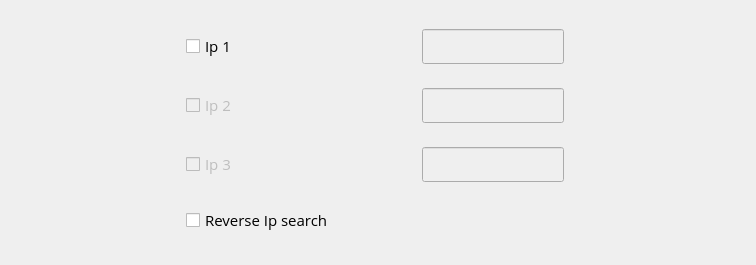
This is src/Widgets/wizardipsearchpage.ui in skyproject/atomic-weights as Qt 5 draws it before an edit. The edited form follows.
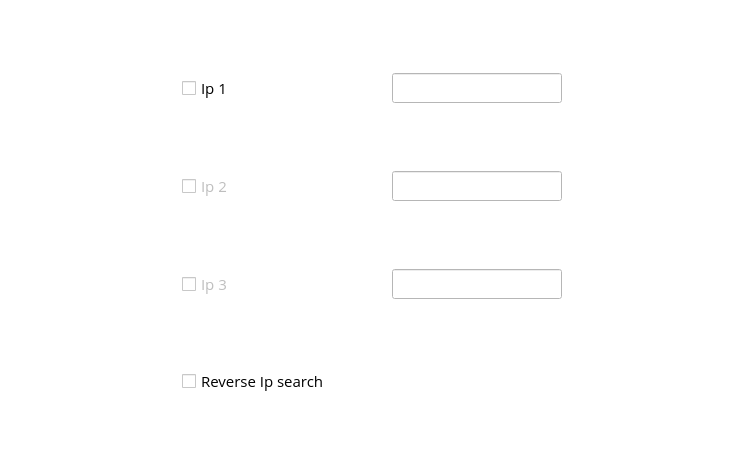
This is the edited form. Custom widgets are drawn as their Qt base class.

Patch:
```diff
--- a/src/Widgets/wizardipsearchpage.ui
+++ b/src/Widgets/wizardipsearchpage.ui
@@ -6,10 +6,74 @@
    <rect>
     <x>0</x>
     <y>0</y>
-    <width>756</width>
-    <height>265</height>
+    <width>750</width>
+    <height>470</height>
    </rect>
   </property>
+  <property name="palette">
+   <palette>
+    <active>
+     <colorrole role="Base">
+      <brush brushstyle="SolidPattern">
+       <color alpha="255">
+        <red>255</red>
+        <green>255</green>
+        <blue>255</blue>
+       </color>
+      </brush>
+     </colorrole>
+     <colorrole role="Window">
+      <brush brushstyle="SolidPattern">
+       <color alpha="255">
+        <red>255</red>
+        <green>255</green>
+        <blue>255</blue>
+       </color>
+      </brush>
+     </colorrole>
+    </active>
+    <inactive>
+     <colorrole role="Base">
+      <brush brushstyle="SolidPattern">
+       <color alpha="255">
+        <red>255</red>
+        <green>255</green>
+        <blue>255</blue>
+       </color>
+      </brush>
+     </colorrole>
+     <colorrole role="Window">
+      <brush brushstyle="SolidPattern">
+       <color alpha="255">
+        <red>255</red>
+        <green>255</green>
+        <blue>255</blue>
+       </color>
+      </brush>
+     </colorrole>
+    </inactive>
+    <disabled>
+     <colorrole role="Base">
+      <brush brushstyle="SolidPattern">
+       <color alpha="255">
+        <red>255</red>
+        <green>255</green>
+        <blue>255</blue>
+       </color>
+      </brush>
+     </colorrole>
+     <colorrole role="Window">
+      <brush brushstyle="SolidPattern">
+       <color alpha="255">
+        <red>255</red>
+        <green>255</green>
+        <blue>255</blue>
+       </color>
+      </brush>
+     </colorrole>
+    </disabled>
+   </palette>
+  </property>
   <property name="font">
    <font>
     <family>Open Sans</family>
@@ -51,9 +115,12 @@
      <property name="orientation">
       <enum>Qt::Horizontal</enum>
      </property>
+     <property name="sizeType">
+      <enum>QSizePolicy::Fixed</enum>
+     </property>
      <property name="sizeHint" stdset="0">
       <size>
-       <width>56</width>
+       <width>50</width>
        <height>20</height>
       </size>
      </property>
@@ -66,10 +133,80 @@
      </property>
      <property name="minimumSize">
       <size>
-       <width>71</width>
-       <height>35</height>
+       <width>170</width>
+       <height>0</height>
       </size>
      </property>
+     <property name="maximumSize">
+      <size>
+       <width>170</width>
+       <height>16777215</height>
+      </size>
+     </property>
+     <property name="palette">
+      <palette>
+       <active>
+        <colorrole role="Midlight">
+         <brush brushstyle="SolidPattern">
+          <color alpha="255">
+           <red>227</red>
+           <green>227</green>
+           <blue>227</blue>
+          </color>
+         </brush>
+        </colorrole>
+        <colorrole role="Base">
+         <brush brushstyle="SolidPattern">
+          <color alpha="255">
+           <red>255</red>
+           <green>255</green>
+           <blue>255</blue>
+          </color>
+         </brush>
+        </colorrole>
+       </active>
+       <inactive>
+        <colorrole role="Midlight">
+         <brush brushstyle="SolidPattern">
+          <color alpha="255">
+           <red>227</red>
+           <green>227</green>
+           <blue>227</blue>
+          </color>
+         </brush>
+        </colorrole>
+        <colorrole role="Base">
+         <brush brushstyle="SolidPattern">
+          <color alpha="255">
+           <red>255</red>
+           <green>255</green>
+           <blue>255</blue>
+          </color>
+         </brush>
+        </colorrole>
+       </inactive>
+       <disabled>
+        <colorrole role="Midlight">
+         <brush brushstyle="SolidPattern">
+          <color alpha="255">
+           <red>227</red>
+           <green>227</green>
+           <blue>227</blue>
+          </color>
+         </brush>
+        </colorrole>
+        <colorrole role="Base">
+         <brush brushstyle="SolidPattern">
+          <color alpha="255">
+           <red>255</red>
+           <green>255</green>
+           <blue>255</blue>
+          </color>
+         </brush>
+        </colorrole>
+       </disabled>
+      </palette>
+     </property>
      <property name="font">
       <font>
        <pointsize>11</pointsize>
@@ -126,9 +263,12 @@
      <property name="orientation">
       <enum>Qt::Horizontal</enum>
      </property>
+     <property name="sizeType">
+      <enum>QSizePolicy::Fixed</enum>
+     </property>
      <property name="sizeHint" stdset="0">
       <size>
-       <width>56</width>
+       <width>50</width>
        <height>20</height>
       </size>
      </property>
@@ -141,10 +281,53 @@
      </property>
      <property name="minimumSize">
       <size>
-       <width>71</width>
-       <height>35</height>
+       <width>170</width>
+       <height>0</height>
       </size>
      </property>
+     <property name="maximumSize">
+      <size>
+       <width>170</width>
+       <height>16777215</height>
+      </size>
+     </property>
+     <property name="palette">
+      <palette>
+       <active>
+        <colorrole role="Base">
+         <brush brushstyle="SolidPattern">
+          <color alpha="255">
+           <red>255</red>
+           <green>255</green>
+           <blue>255</blue>
+          </color>
+         </brush>
+        </colorrole>
+       </active>
+       <inactive>
+        <colorrole role="Base">
+         <brush brushstyle="SolidPattern">
+          <color alpha="255">
+           <red>255</red>
+           <green>255</green>
+           <blue>255</blue>
+          </color>
+         </brush>
+        </colorrole>
+       </inactive>
+       <disabled>
+        <colorrole role="Base">
+         <brush brushstyle="SolidPattern">
+          <color alpha="255">
+           <red>255</red>
+           <green>255</green>
+           <blue>255</blue>
+          </color>
+         </brush>
+        </colorrole>
+       </disabled>
+      </palette>
+     </property>
      <property name="font">
       <font>
        <pointsize>11</pointsize>
@@ -198,9 +381,12 @@
      <property name="orientation">
       <enum>Qt::Horizontal</enum>
      </property>
+     <property name="sizeType">
+      <enum>QSizePolicy::Fixed</enum>
+     </property>
      <property name="sizeHint" stdset="0">
       <size>
-       <width>56</width>
+       <width>50</width>
        <height>20</height>
       </size>
      </property>
@@ -213,10 +399,53 @@
      </property>
      <property name="minimumSize">
       <size>
-       <width>71</width>
-       <height>35</height>
+       <width>170</width>
+       <height>0</height>
       </size>
      </property>
+     <property name="maximumSize">
+      <size>
+       <width>170</width>
+       <height>16777215</height>
+      </size>
+     </property>
+     <property name="palette">
+      <palette>
+       <active>
+        <colorrole role="Base">
+         <brush brushstyle="SolidPattern">
+          <color alpha="255">
+           <red>255</red>
+           <green>255</green>
+           <blue>255</blue>
+          </color>
+         </brush>
+        </colorrole>
+       </active>
+       <inactive>
+        <colorrole role="Base">
+         <brush brushstyle="SolidPattern">
+          <color alpha="255">
+           <red>255</red>
+           <green>255</green>
+           <blue>255</blue>
+          </color>
+         </brush>
+        </colorrole>
+       </inactive>
+       <disabled>
+        <colorrole role="Base">
+         <brush brushstyle="SolidPattern">
+          <color alpha="255">
+           <red>255</red>
+           <green>255</green>
+           <blue>255</blue>
+          </color>
+         </brush>
+        </colorrole>
+       </disabled>
+      </palette>
+     </property>
      <property name="font">
       <font>
        <pointsize>11</pointsize>
@@ -280,6 +509,13 @@
    </item>
   </layout>
  </widget>
+ <customwidgets>
+  <customwidget>
+   <class>SNumberEdit</class>
+   <extends>QLineEdit</extends>
+   <header>suil_number_edit.h</header>
+  </customwidget>
+ </customwidgets>
  <resources/>
  <connections/>
 </ui>
```
Left out of the diff: 6 changed lines with no effect on the pictures.
